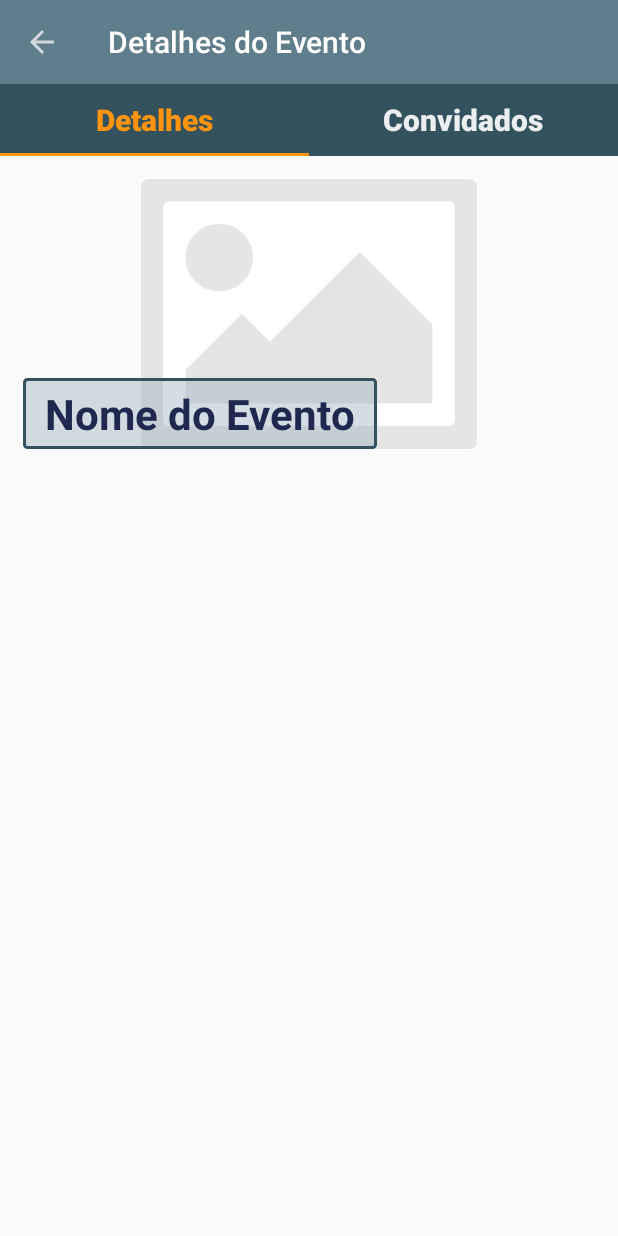
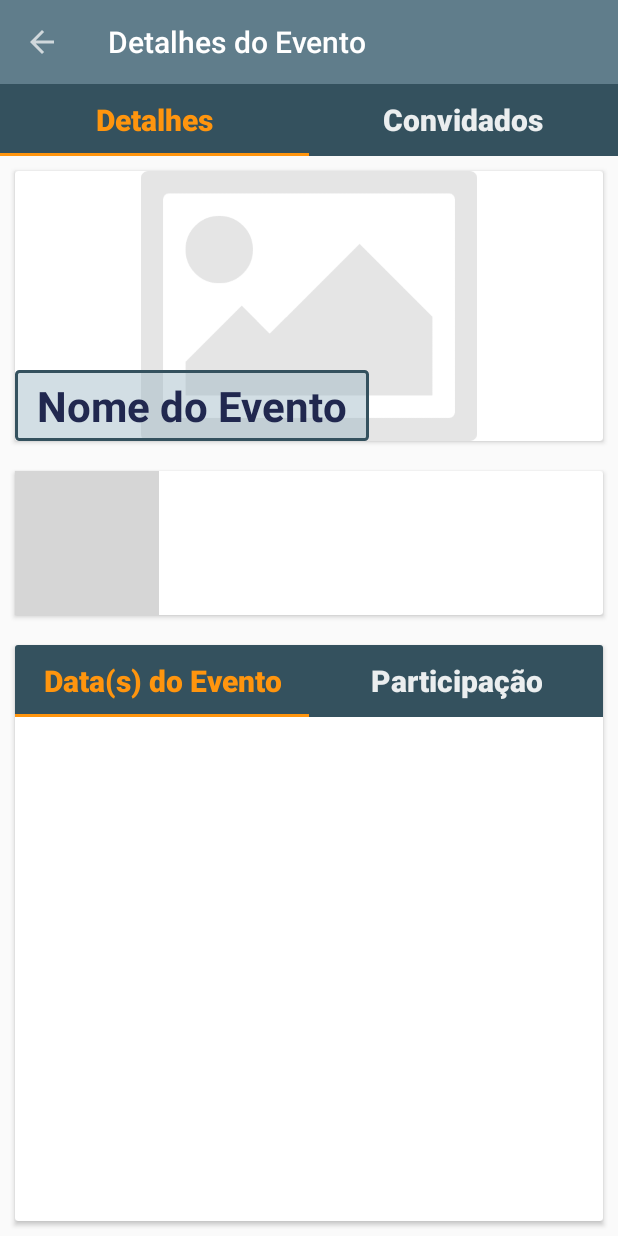
Before and after one commit to gsposantos/RangoAmigoAndroid, an Android app: the DetalhesFragment screen opened directly, with no data from a screen before it, on a phone screen of 412 x 824 dp. Run offline under Robolectric (Android 15) with nearby library versions, the phone set to English and light mode, and no system bars; grey boxes are pictures that could not be loaded.

Commit message:
Detalhe Eventos - localizacao e fragments para datas; Listas com Viewcard.

```diff
--- a/app/build.gradle
+++ b/app/build.gradle
@@ -28,6 +28,7 @@ dependencies {
     compile 'com.android.support:appcompat-v7:26.+'
     compile 'com.android.support:design:26.+'
     compile 'com.android.support:recyclerview-v7:26.+'
+    compile 'com.android.support:cardview-v7:26.0.+'
     compile 'com.android.support.constraint:constraint-layout:1.0.2'
     compile 'com.google.code.gson:gson:2.8.1'
     compile 'com.squareup.moshi:moshi:1.5.0'
--- a/app/src/main/java/com/example/guilherme/rangoamigo/activities/EventoActivity.java
+++ b/app/src/main/java/com/example/guilherme/rangoamigo/activities/EventoActivity.java
@@ -169,7 +169,6 @@ public class EventoActivity extends MasterActivity   {
         pagerAdapter = new ViewPagerAdapter(getSupportFragmentManager());
         pagerAdapter.addFragment(new EventoFragment(), "Eventos");
         pagerAdapter.addFragment(new ConviteFragment(), "Convites");
-        /*TODO: fragment contatos*/
         pagerAdapter.addFragment(new ContatoFragment(), "Contatos");
         viewPager.setAdapter(pagerAdapter);
     }
--- a/app/src/main/java/com/example/guilherme/rangoamigo/fragments/DetalhesFragment.java
+++ b/app/src/main/java/com/example/guilherme/rangoamigo/fragments/DetalhesFragment.java
@@ -2,18 +2,27 @@ package com.example.guilherme.rangoamigo.fragments;
 
 
 import android.os.Bundle;
+import android.support.design.widget.TabLayout;
 import android.support.v4.app.Fragment;
+import android.support.v4.view.ViewPager;
+import android.support.v7.widget.CardView;
 import android.view.LayoutInflater;
 import android.view.View;
 import android.view.ViewGroup;
 
 import com.example.guilherme.rangoamigo.R;
+import com.example.guilherme.rangoamigo.adapters.ViewPagerAdapter;
 
 /**
  * A simple {@link Fragment} subclass.
  */
 public class DetalhesFragment extends Fragment {
 
+    private View view;
+    private CardView divLocal;
+    private ViewPager viewPagerDatas;
+    private TabLayout tabDatas;
+    private ViewPagerAdapter pagerAdapter;
 
     public DetalhesFragment() {
         // Required empty public constructor
@@ -24,7 +33,38 @@ public class DetalhesFragment extends Fragment {
     public View onCreateView(LayoutInflater inflater, ViewGroup container,
                              Bundle savedInstanceState) {
         // Inflate the layout for this fragment
-        return inflater.inflate(R.layout.fragment_detalhes, container, false);
+        view = inflater.inflate(R.layout.fragment_detalhes, container, false);
+
+
+        divLocal = (CardView) view.findViewById(R.id.cardViewLocal);
+        divLocal.setOnClickListener(new View.OnClickListener() {
+            @Override
+            public void onClick(View v) {
+
+                //desvia para mapas
+
+                //Intent intent = FeedsActivity.getCallingIntent(getActivity(), mFeed.node.title, mFeed.node.id);
+                //startActivity(intent);
+
+            }
+        });
+
+        this.viewPagerDatas = (ViewPager) view.findViewById(R.id.pagerDatas);
+        this.setupViewPage(this.viewPagerDatas);
+
+        this.tabDatas = (TabLayout) view.findViewById(R.id.tabDatas);
+        this.tabDatas.setupWithViewPager(this.viewPagerDatas);
+
+        return view;
+    }
+
+    private void setupViewPage(ViewPager viewPager){
+        /* Instancia uma ViewPager e o PagerAdapter. */
+        pagerAdapter = new ViewPagerAdapter(getFragmentManager());
+        pagerAdapter.addFragment(new Fragment(), "Data(s) do Evento");
+        pagerAdapter.addFragment(new Fragment(), "Participação");
+
+        viewPager.setAdapter(pagerAdapter);
     }
 
 }
--- a/app/src/main/res/layout/fragment_detalhes.xml
+++ b/app/src/main/res/layout/fragment_detalhes.xml
@@ -1,39 +1,95 @@
-<FrameLayout xmlns:android="http://schemas.android.com/apk/res/android"
+<LinearLayout xmlns:android="http://schemas.android.com/apk/res/android"
     xmlns:app="http://schemas.android.com/apk/res-auto"
     xmlns:tools="http://schemas.android.com/tools"
     android:layout_width="match_parent"
     android:layout_height="match_parent"
+    android:orientation="vertical"
     tools:context="com.example.guilherme.rangoamigo.fragments.DetalhesFragment">
 
+    <android.support.v7.widget.CardView
+        android:id="@+id/cardViewId"
+        android:layout_width="match_parent"
+        android:layout_height="180dp"
+        android:layout_gravity="top"
+        android:layout_margin="10dp"
+        android:elevation="3dp">
 
-    <RelativeLayout
+        <RelativeLayout
+            android:id="@+id/frameNome"
+            android:layout_width="match_parent"
+            android:layout_height="match_parent">
+
+            <ImageView
+                android:id="@+id/imgDetalheEvento"
+                android:layout_width="wrap_content"
+                android:layout_height="match_parent"
+                android:layout_alignParentStart="true"
+                android:layout_alignParentTop="true"
+                app:srcCompat="@drawable/no_image" />
+
+            <TextView
+                android:id="@+id/txtDetalheNomeEvento"
+                style="@style/textoGrande"
+                android:layout_width="wrap_content"
+                android:layout_height="wrap_content"
+                android:layout_alignBottom="@+id/imgDetalheEvento"
+                android:layout_alignStart="@+id/imgDetalheEvento"
+                android:background="@drawable/formato_nome_evento"
+                android:text="Nome do Evento" />
+        </RelativeLayout>
+
+    </android.support.v7.widget.CardView>
+
+    <android.support.v7.widget.CardView
+        android:id="@+id/cardViewLocal"
         android:layout_width="match_parent"
-        android:layout_height="match_parent">
+        android:layout_height="wrap_content"
+        android:layout_gravity="top"
+        android:layout_margin="10dp"
+        android:elevation="3dp">
 
+        <RelativeLayout
+            android:layout_width="match_parent"
+            android:layout_height="match_parent">
 
-        <ImageView
-            android:id="@+id/imgEvento"
-            android:layout_width="wrap_content"
-            android:layout_height="180dp"
-            android:layout_alignParentStart="true"
-            android:layout_alignParentTop="true"
-            android:layout_margin="15dp"
-            android:layout_marginStart="15dp"
-            android:layout_marginTop="15dp"
-            app:srcCompat="@drawable/no_image" />
+            <ImageView
+                android:id="@+id/imageView"
+                android:layout_width="wrap_content"
+                android:layout_height="wrap_content"
+                android:layout_alignParentStart="true"
+                android:layout_centerVertical="true"
+                app:srcCompat="@mipmap/ic_location" />
+        </RelativeLayout>
 
-        <TextView
-            android:id="@+id/textView"
-            style="@style/textoGrande"
-            android:layout_width="wrap_content"
-            android:layout_height="wrap_content"
-            android:layout_alignBottom="@+id/imgEvento"
-            android:layout_alignStart="@+id/imgEvento"
-            android:background="@drawable/formato_nome_evento"
-            android:text="Nome do Evento" />
+    </android.support.v7.widget.CardView>
 
+    <android.support.v7.widget.CardView
+        android:id="@+id/cardViewDatas"
+        android:layout_width="match_parent"
+        android:layout_height="match_parent"
+        android:layout_gravity="top"
+        android:layout_margin="10dp"
+        android:elevation="3dp">
 
-    </RelativeLayout>
+        <RelativeLayout
+            android:layout_width="match_parent"
+            android:layout_height="match_parent">
 
+            <android.support.design.widget.TabLayout
+                android:id="@+id/tabDatas"
+                style="@style/AppTabLayout"
+                android:layout_width="match_parent"
+                android:layout_height="wrap_content"
+                app:tabTextAppearance="@style/AppTabTextAppearance" />
 
-</FrameLayout>
+            <android.support.v4.view.ViewPager xmlns:android="http://schemas.android.com/apk/res/android"
+                android:id="@+id/pagerDatas"
+                android:layout_width="match_parent"
+                android:layout_height="match_parent"
+                android:layout_alignParentStart="true"
+                android:layout_below="@+id/tabDatas" />
+
+        </RelativeLayout>
+    </android.support.v7.widget.CardView>
+
+</LinearLayout>
```
Also changed, not shown: app/src/main/res/layout/item_contato.xml (+15 -4 lines), app/src/main/res/layout/item_evento.xml (+19 -8 lines), app/src/main/res/drawable/ic_local_mapa.png (added).
